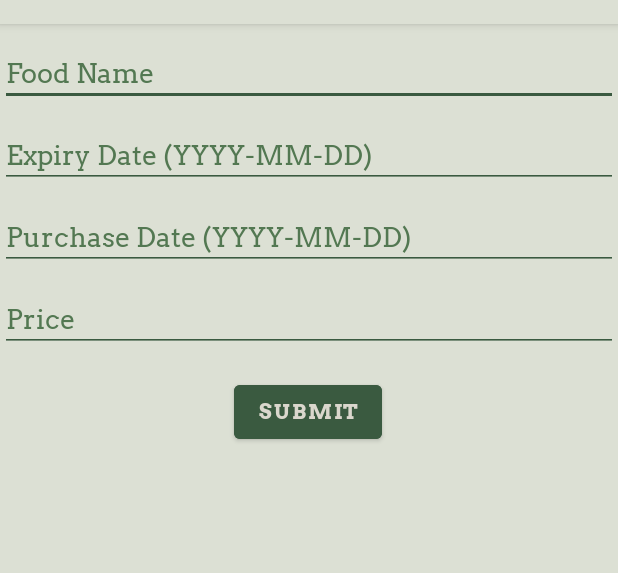
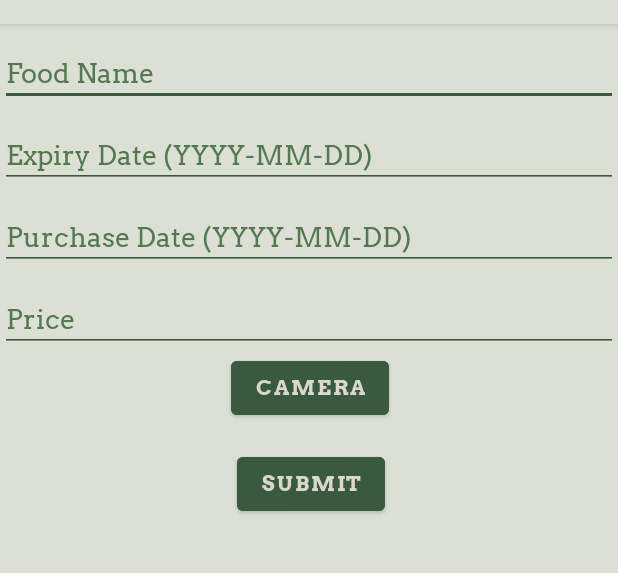
Before and after one commit to SniperSlayerss/SCRAPS, an Android app: the FoodInputActivity screen opened directly, with no data from a screen before it, on a phone screen of 412 x 824 dp, the part 60-633 px from its top. Run offline under Robolectric (Android 15) with nearby library versions, the phone set to English and light mode, and no system bars; our stand-ins replace Firebase (no records; nobody signed in at launch, a user with empty details on screens opened directly).

Commit message:
Camera possible fix

```diff
--- a/app/src/main/java/com/example/scraps/FoodInputActivity.java
+++ b/app/src/main/java/com/example/scraps/FoodInputActivity.java
@@ -199,6 +199,7 @@ public class FoodInputActivity extends AppCompatActivity implements NavigationVi
             File photoFile = null;
             try {
                 photoFile = createImageFile();
+                Log.e("Photo", "Created PhOTOOTO");
             } catch (IOException ex) {
                 Log.e("CameraError", "Error occurred while creating the image file", ex);
             }
--- a/app/src/main/res/layout/activity_food_input.xml
+++ b/app/src/main/res/layout/activity_food_input.xml
@@ -102,7 +102,6 @@
             android:layout_width="wrap_content"
             android:layout_height="wrap_content"
             android:layout_centerHorizontal="true"
-            android:layout_marginStart="154dp"
             android:layout_marginTop="16dp"
             android:layout_marginEnd="155dp"
             android:backgroundTint="@color/button_green"
@@ -110,6 +109,23 @@
             android:text="Submit"
             android:textColor="@color/text_green"
             app:layout_constraintEnd_toEndOf="parent"
+            app:layout_constraintHorizontal_bias="1.0"
+            app:layout_constraintStart_toStartOf="parent"
+            app:layout_constraintTop_toBottomOf="@+id/camera" />
+
+        <Button
+            android:id="@+id/camera"
+            android:layout_width="wrap_content"
+            android:layout_height="wrap_content"
+            android:layout_centerHorizontal="true"
+            android:layout_marginStart="154dp"
+            android:layout_marginEnd="155dp"
+            android:backgroundTint="@color/button_green"
+            android:fontFamily="@font/arvobold"
+            android:text="Camera"
+            android:textColor="@color/text_green"
+            app:layout_constraintEnd_toEndOf="parent"
+            app:layout_constraintHorizontal_bias="0.0"
             app:layout_constraintStart_toStartOf="parent"
             app:layout_constraintTop_toBottomOf="@+id/price_editText" />
 
```
